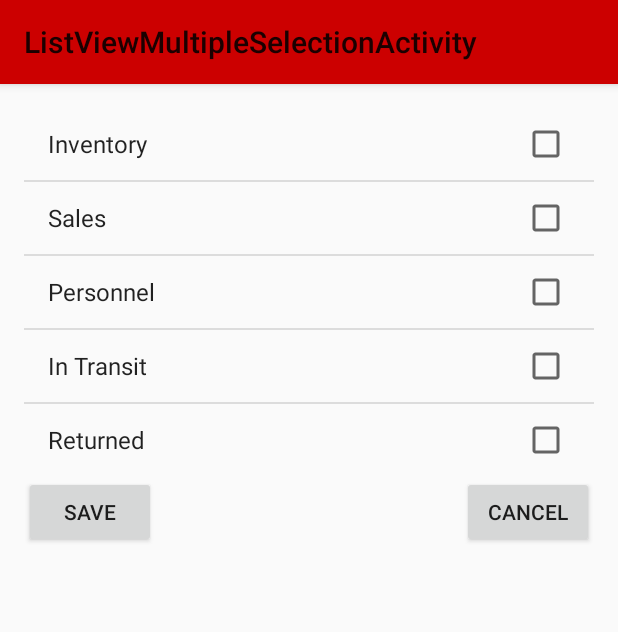
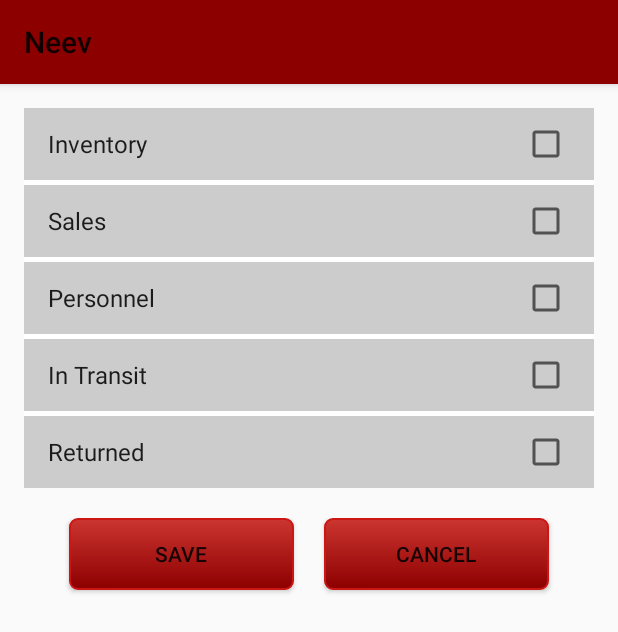
Before and after one commit to anitlaks7/neev, an Android app: the ListViewMultipleSelectionActivity screen opened directly, with no data from a screen before it, on a phone screen of 412 x 824 dp. Shown: the top 632 px of the screen. Run offline under Robolectric (Android 15) with nearby library versions, the phone set to English and light mode, and no system bars.

Commit message:
Style changes, MPANdroidChartLibrary

```diff
--- a/logistinv/app/build.gradle
+++ b/logistinv/app/build.gradle
@@ -23,5 +23,5 @@ dependencies {
     compile fileTree(dir: 'libs', include: ['*.jar'])
     compile 'com.android.support:support-v13:23.0.1'
     compile 'com.parse:parse-android:1.10.3'
-
+    compile project(':mpandroidchartlibrary')
 }
--- a/logistinv/app/src/main/java/com/neev/logistinv/DashboardItemListFragment.java
+++ b/logistinv/app/src/main/java/com/neev/logistinv/DashboardItemListFragment.java
@@ -6,6 +6,8 @@ import android.app.ListFragment;
 import android.view.View;
 import android.view.ViewGroup;
 import android.widget.ArrayAdapter;
+import android.widget.FrameLayout;
+import android.widget.LinearLayout;
 import android.widget.ListView;
 
 import com.neev.example.R;
@@ -71,6 +73,7 @@ public class DashboardItemListFragment extends ListFragment {
     @Override
     public void onCreate(Bundle savedInstanceState) {
         super.onCreate(savedInstanceState);
+
         Bundle b = getActivity().getIntent().getExtras();
             // TODO: replace with a real list adapter.
         if(b!=null) {
@@ -103,7 +106,7 @@ public class DashboardItemListFragment extends ListFragment {
     @Override
     public void onViewCreated(View view, Bundle savedInstanceState) {
         super.onViewCreated(view, savedInstanceState);
-
+        getListView().setLayoutParams(new FrameLayout.LayoutParams(FrameLayout.LayoutParams.FILL_PARENT, FrameLayout.LayoutParams.WRAP_CONTENT));
         // Restore the previously serialized activated item position.
         if (savedInstanceState != null
                 && savedInstanceState.containsKey(STATE_ACTIVATED_POSITION)) {
--- /dev/null
+++ b/logistinv/app/src/main/res/drawable/mybutton.xml
@@ -0,0 +1,24 @@
+<?xml version="1.0" encoding="utf-8"?>
+    <selector xmlns:android="http://schemas.android.com/apk/res/android" >
+        <item android:state_pressed="true" >
+            <shape android:shape="rectangle"  >
+                <corners android:radius="5dip" />
+                <stroke android:width="1dip" android:color="@color/mediumred" />
+                <gradient android:angle="-90" android:startColor="@color/darkred" android:endColor="@color/lightred"  />
+            </shape>
+        </item>
+        <item android:state_focused="true">
+            <shape android:shape="rectangle"  >
+                <corners android:radius="5dip" />
+                <stroke android:width="1dip" android:color="@color/mediumred" />
+                <solid android:color="@color/mediumred"/>
+            </shape>
+        </item>
+        <item >
+            <shape android:shape="rectangle"  >
+                <corners android:radius="5dip" />
+                <stroke android:width="1dip" android:color="@color/mediumred" />
+                <gradient android:angle="-90" android:startColor="@color/lightred" android:endColor="@color/darkred" />
+            </shape>
+        </item>
+    </selector>
--- a/logistinv/app/src/main/res/drawable/tab_bar_background.xml
+++ b/logistinv/app/src/main/res/drawable/tab_bar_background.xml
@@ -5,4 +5,5 @@
         <item android:state_focused="false" android:state_selected="true" android:state_pressed="false" android:drawable="@drawable/tab_bar_background_selected"/>
         <item android:state_selected="false" android:state_pressed="true" android:drawable="@color/tab_highlight"/>
         <item android:state_selected="true" android:state_pressed="true" android:drawable="@drawable/tab_bar_background_selected_pressed"/>
+        <gradient android:angle="-90" android:startColor="@color/lightred" android:endColor="@color/darkred" />
     </selector>
--- a/logistinv/app/src/main/res/layout/activity_dashboarditem_detail.xml
+++ b/logistinv/app/src/main/res/layout/activity_dashboarditem_detail.xml
@@ -1,6 +1,6 @@
 <FrameLayout xmlns:android="http://schemas.android.com/apk/res/android"
     xmlns:tools="http://schemas.android.com/tools" android:id="@+id/dashboarditem_detail_container"
-    android:layout_width="match_parent" android:layout_height="match_parent"
+    android:layout_width="match_parent" android:padding="5dp" android:layout_height="match_parent"
     tools:context="com.neev.logistinv.DashboardItemDetailActivity" tools:ignore="MergeRootFrame" />
 <!--<fragment xmlns:android="http://schemas.android.com/apk/res/android"
 xmlns:tools="http://schemas.android.com/tools" android:id="@+id/dashboarditem_detail_container"
--- a/logistinv/app/src/main/res/layout/activity_list_view_multiple_selection.xml
+++ b/logistinv/app/src/main/res/layout/activity_list_view_multiple_selection.xml
@@ -10,25 +10,36 @@
         android:layout_width="wrap_content"
         android:layout_height="wrap_content"
         android:id="@+id/listView"
-        android:layout_alignParentStart="true" />
+        android:layout_alignParentStart="false" />
+
+    <LinearLayout
+        android:orientation="horizontal"
+        android:layout_width="fill_parent"
+        android:layout_height="match_parent"
+        android:layout_below="@+id/listView"
+        android:padding="20dp"
+        android:dividerPadding="10dp"
+        android:divider="#ffffff"
+        android:baselineAligned="false">
 
         <Button
             android:layout_width="wrap_content"
             android:layout_height="wrap_content"
             android:text="@string/btnSave"
             android:id="@+id/button"
-        android:layout_alignParentBottom="false"
-        android:layout_alignParentStart="true"
-        android:layout_below="@+id/listView"
-        tools:ignore="HardcodedText" />
+            tools:ignore="HardcodedText"
+            android:layout_gravity="left"
+            android:layout_weight="1"
+            android:layout_margin="10dp" />
 
         <Button
             android:layout_width="wrap_content"
             android:layout_height="wrap_content"
             android:text="@string/btnCancel"
             android:id="@+id/button2"
-        android:layout_alignParentBottom="false"
-        android:layout_alignParentEnd="true"
-        android:layout_below="@+id/listView" />
+            android:layout_gravity="right"
+            android:layout_weight="1"
+            android:layout_margin="10dp" />
+    </LinearLayout>
 
 </RelativeLayout>
--- a/logistinv/app/src/main/res/layout/fragment_custom.xml
+++ b/logistinv/app/src/main/res/layout/fragment_custom.xml
@@ -14,7 +14,7 @@
     android:baselineAligned="false"
     android:backgroundTint="#ff2222"
     style="@style/AppTheme"
-    android:foregroundTint="#f5f9ff"
+    android:foregroundTint="#57374859"
     android:foregroundTintMode="src_over"
     android:foregroundGravity="fill_vertical">
 
@@ -63,6 +63,7 @@
             android:id="@+id/dashboarditem_list_custom"
             android:layout_width="match_parent"
             android:layout_height="match_parent"
+            android:paddingBottom="1dp"
             android:layout_weight="4.70"
             android:layout_below="@+id/linearLayout"
             xmlns:android="http://schemas.android.com/apk/res/android"
--- a/logistinv/app/src/main/res/menu/menu_main.xml
+++ b/logistinv/app/src/main/res/menu/menu_main.xml
@@ -1,7 +1,7 @@
 <menu xmlns:android="http://schemas.android.com/apk/res/android"
     xmlns:tools="http://schemas.android.com/tools" tools:context=".MainActivity">
     <item android:id="@+id/plus_button" android:title="@string/plus_button"
-        android:icon="@drawable/plus_icon"
+        android:icon="@drawable/plus_icon_red"
         android:orderInCategory="100" android:showAsAction="ifRoom" />
     <item android:id="@+id/action_settings" android:title="@string/action_settings"
         android:orderInCategory="100" android:showAsAction="never" />
--- a/logistinv/app/src/main/res/values-v22/styles.xml
+++ b/logistinv/app/src/main/res/values-v22/styles.xml
@@ -9,6 +9,10 @@
         <!--   theme UI controls like checkboxes and text fields -->
         <item name="android:colorAccent">@color/darkred</item>
         <item name="android:actionBarTabStyle">@style/MyActionBarTab</item>
+        <item name="android:listViewStyle">@style/MyListView</item>
+        <item name="android:buttonStyle">@style/MyButton</item>
+        <!--<item name="android:listItem">@style/MyActionBarTab</item>-->
+
         <!--<item name="android:background">@drawable/tab_bar_background</item>-->
         <!--item name="android:actionBarTabBarStyle">@style/MyActionBarTabBar</item>-->
 
@@ -21,6 +25,17 @@
         parent="@android:style/Widget.Material.Light.ActionBar.TabBar">
         <item name="android:background">@color/darkred</item>
     </style>
+    <style name="MyListView" parent="@android:style/Widget.Material.Light.ListView">
+        <item name="android:background">@color/light_grey</item>
+        <item name="android:dividerHeight">3dp</item>
+        <item name="android:divider">#FFFFFF</item>
+        <item name="android:layout_height">wrap_content</item>
+
+
+    </style>
+    <style name="MyButton" parent="@android:style/Widget.Material.Light.Button">
+        <item name="android:background">@drawable/mybutton</item>
+    </style>
     <style name="j">
         <item name="android:layout_width">match_parent</item>
         <item name="android:layout_height">match_parent</item>
--- a/logistinv/app/src/main/res/values/colors.xml
+++ b/logistinv/app/src/main/res/values/colors.xml
@@ -10,7 +10,10 @@
         <item name="darkpurple" type="color">#FF9933CC</item>
         <item name="darkgreen" type="color">#FF669900</item>
         <item name="darkorange" type="color">#FFFF8800</item>
-        <item name="darkred" type="color">#FFCC0000</item>
+        <item name="darkred" type="color">#FF8C0000</item>
+        <item name="mediumred" type="color">#cc1614</item>
+        <item name="lightred" type="color">#cc3530</item>
+        <color name="light_grey">#cccccc</color>
 
         <integer-array name="androidcolors">
             <item>@color/blue</item>
@@ -23,6 +26,7 @@
             <item>@color/darkgreen</item>
             <item>@color/darkorange</item>
             <item>@color/darkred</item>
+
         </integer-array>
     <color name="transparent">#FFFFFFFF</color>
     <color name="tab_highlight">@color/darkred</color>
--- a/logistinv/app/src/main/res/values/strings.xml
+++ b/logistinv/app/src/main/res/values/strings.xml
@@ -13,7 +13,7 @@
     <string name="title_dashboard_detail_fragment">DashboardDetailFragment</string>
     <string name="plus_button">plus</string>
     <string name="selectabledashboarditem">sdbitem</string>
-    <string name="title_activity_list_view_multiple_selection">ListViewMultipleSelectionActivity
+    <string name="title_activity_list_view_multiple_selection">Neev
     </string>
 
     <string name="submit">Submit</string>
--- /dev/null
+++ b/logistinv/mpandroidchartlibrary/build.gradle
@@ -0,0 +1,2 @@
+configurations.create("default")
+artifacts.add("default", file('mpandroidchartlibrary.jar'))
--- a/logistinv/settings.gradle
+++ b/logistinv/settings.gradle
@@ -1 +1 @@
-include ':app'
+include ':app', ':mpandroidchartlibrary'
```
Also changed, not shown: logistinv/app/src/main/java/com/neev/logistinv/DashboardItemDetailFragment.java (+87 -4 lines), logistinv/app/src/main/res/layout/fragment_dashboarditem_detail.xml (+8 -2 lines), logistinv/app/src/main/res/layout/fragment_dashboarditem_list.xml (+6 -2 lines), logistinv/app/src/main/res/layout/managedata.xml (+6 -5 lines), logistinv/app/src/main/res/drawable/plus_icon_red.png (added), 3 other files. Lines whose indentation alone changed are shown as unchanged.
